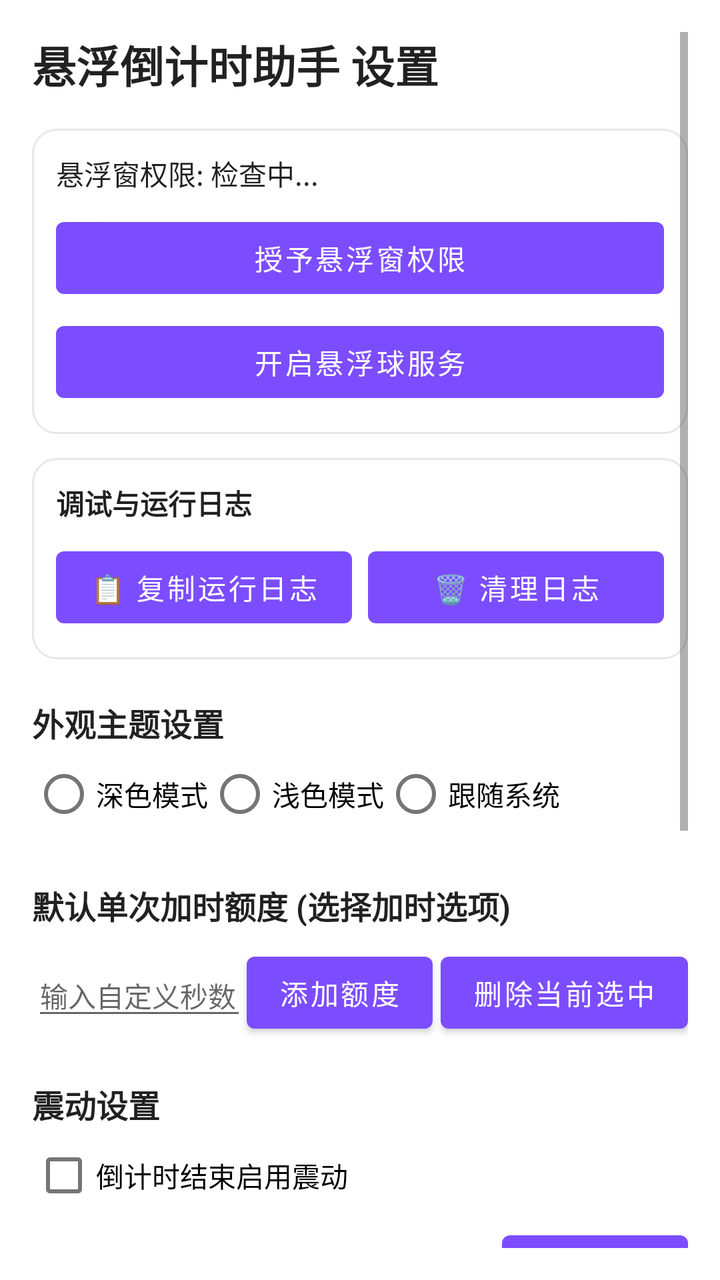
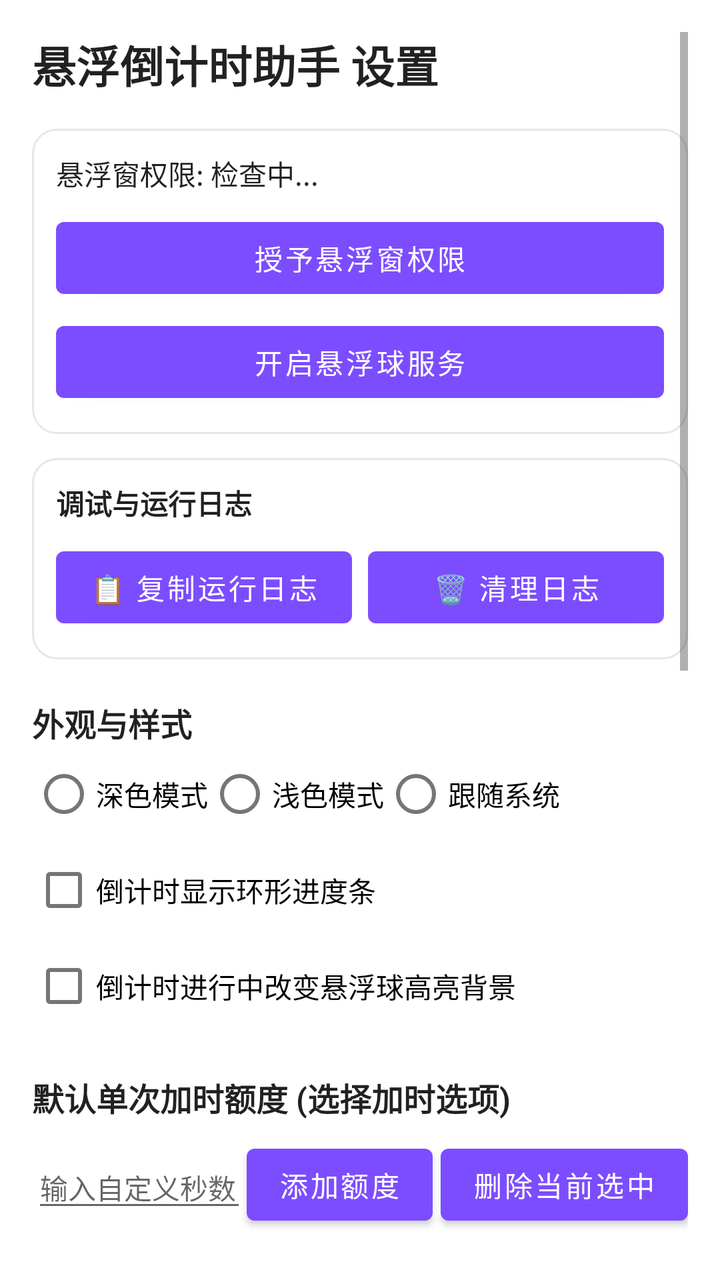

Before-and-after screenshots of an Android layout around one commit, followed by the original layout XML and the change that was made.
<!-- AndroidManifest.xml: application theme Theme.FloatingTimer -->
<!-- res/layout/activity_main.xml -->
<?xml version="1.0" encoding="utf-8"?>
<ScrollView xmlns:android="http://schemas.android.com/apk/res/android"
    android:layout_width="match_parent"
    android:layout_height="match_parent"
    android:padding="16dp">

    <LinearLayout
        android:layout_width="match_parent"
        android:layout_height="wrap_content"
        android:orientation="vertical">

        <TextView
            android:layout_width="wrap_content"
            android:layout_height="wrap_content"
            android:text="悬浮倒计时助手 设置"
            android:textColor="?android:attr/textColorPrimary"
            android:textSize="22sp"
            android:textStyle="bold" />

        
        <LinearLayout
            android:layout_width="match_parent"
            android:layout_height="wrap_content"
            android:layout_marginTop="16dp"
            android:background="@drawable/bg_card"
            android:orientation="vertical"
            android:padding="12dp">

            <TextView
                android:id="@+id/tv_perm_status"
                android:layout_width="wrap_content"
                android:layout_height="wrap_content"
                android:text="悬浮窗权限: 检查中..."
                android:textColor="?android:attr/textColorPrimary"
                android:textSize="14sp" />

            <Button
                android:id="@+id/btn_request_perm"
                android:layout_width="match_parent"
                android:layout_height="wrap_content"
                android:layout_marginTop="8dp"
                android:text="授予悬浮窗权限" />

            <Button
                android:id="@+id/btn_toggle_service"
                android:layout_width="match_parent"
                android:layout_height="wrap_content"
                android:layout_marginTop="4dp"
                android:text="开启悬浮球服务" />
        </LinearLayout>

        
        <LinearLayout
            android:layout_width="match_parent"
            android:layout_height="wrap_content"
            android:layout_marginTop="12dp"
            android:background="@drawable/bg_card"
            android:orientation="vertical"
            android:padding="12dp">

            <TextView
                android:layout_width="wrap_content"
                android:layout_height="wrap_content"
                android:text="调试与运行日志"
                android:textColor="?android:attr/textColorPrimary"
                android:textSize="14sp"
                android:textStyle="bold" />

            <LinearLayout
                android:layout_width="match_parent"
                android:layout_height="wrap_content"
                android:layout_marginTop="8dp"
                android:orientation="horizontal">

                <Button
                    android:id="@+id/btn_copy_logs"
                    android:layout_width="0dp"
                    android:layout_height="wrap_content"
                    android:layout_weight="1"
                    android:text="📋 复制运行日志" />

                <Button
                    android:id="@+id/btn_clear_logs"
                    android:layout_width="0dp"
                    android:layout_height="wrap_content"
                    android:layout_marginStart="8dp"
                    android:layout_weight="1"
                    android:text="🗑️ 清理日志" />
            </LinearLayout>
        </LinearLayout>

        
        <TextView
            android:layout_width="wrap_content"
            android:layout_height="wrap_content"
            android:layout_marginTop="20dp"
            android:text="外观主题设置"
            android:textColor="?android:attr/textColorPrimary"
            android:textSize="16sp"
            android:textStyle="bold" />

        <RadioGroup
            android:id="@+id/rg_theme"
            android:layout_width="match_parent"
            android:layout_height="wrap_content"
            android:orientation="horizontal">

            <RadioButton
                android:id="@+id/rb_theme_dark"
                android:layout_width="wrap_content"
                android:layout_height="wrap_content"
                android:text="深色模式" />

            <RadioButton
                android:id="@+id/rb_theme_light"
                android:layout_width="wrap_content"
                android:layout_height="wrap_content"
                android:text="浅色模式" />

            <RadioButton
                android:id="@+id/rb_theme_system"
                android:layout_width="wrap_content"
                android:layout_height="wrap_content"
                android:text="跟随系统" />
        </RadioGroup>

        
        <TextView
            android:layout_width="wrap_content"
            android:layout_height="wrap_content"
            android:layout_marginTop="20dp"
            android:text="默认单次加时额度 (选择加时选项)"
            android:textColor="?android:attr/textColorPrimary"
            android:textSize="16sp"
            android:textStyle="bold" />

        <HorizontalScrollView
            android:layout_width="match_parent"
            android:layout_height="wrap_content"
            android:scrollbars="none">

            <RadioGroup
                android:id="@+id/rg_step"
                android:layout_width="wrap_content"
                android:layout_height="wrap_content"
                android:orientation="horizontal" />
        </HorizontalScrollView>

        
        <LinearLayout
            android:layout_width="match_parent"
            android:layout_height="wrap_content"
            android:layout_marginTop="8dp"
            android:gravity="center_vertical"
            android:orientation="horizontal">

            <EditText
                android:id="@+id/et_custom_step"
                android:layout_width="0dp"
                android:layout_height="wrap_content"
                android:layout_weight="1"
                android:hint="输入自定义秒数 (如 45)"
                android:inputType="number"
                android:textSize="14sp" />

            <Button
                android:id="@+id/btn_add_step"
                android:layout_width="wrap_content"
                android:layout_height="wrap_content"
                android:text="添加额度" />

            <Button
                android:id="@+id/btn_delete_step"
                android:layout_width="wrap_content"
                android:layout_height="wrap_content"
                android:layout_marginStart="4dp"
                android:text="删除当前选中" />
        </LinearLayout>

        
        <TextView
            android:layout_width="wrap_content"
            android:layout_height="wrap_content"
            android:layout_marginTop="20dp"
            android:text="震动设置"
            android:textColor="?android:attr/textColorPrimary"
            android:textSize="16sp"
            android:textStyle="bold" />

        <CheckBox
            android:id="@+id/cb_vibrate"
            android:layout_width="wrap_content"
            android:layout_height="wrap_content"
            android:text="倒计时结束启用震动" />

        <LinearLayout
            android:layout_width="match_parent"
            android:layout_height="wrap_content"
            android:gravity="center_vertical"
            android:orientation="horizontal">

            <TextView
                android:id="@+id/tv_vibrate_duration"
                android:layout_width="0dp"
                android:layout_height="wrap_content"
                android:layout_weight="1"
                android:text="震动时长: 1.0 秒"
                android:textColor="?android:attr/textColorPrimary" />

            <Button
                android:id="@+id/btn_test_vibrate"
                android:layout_width="wrap_content"
                android:layout_height="wrap_content"
                android:text="测试震动" />
        </LinearLayout>

        <SeekBar
            android:id="@+id/sb_vibrate_duration"
            android:layout_width="match_parent"
            android:layout_height="wrap_content"
            android:max="3000"
            android:progress="1000" />

        
        <TextView
            android:layout_width="wrap_content"
            android:layout_height="wrap_content"
            android:layout_marginTop="20dp"
            android:text="响铃 (Beep蜂鸣) 设置"
            android:textColor="?android:attr/textColorPrimary"
            android:textSize="16sp"
            android:textStyle="bold" />

        <CheckBox
            android:id="@+id/cb_ringtone"
            android:layout_width="wrap_content"
            android:layout_height="wrap_content"
            android:text="倒计时结束启用响铃" />

        <RadioGroup
            android:id="@+id/rg_beep_duration"
            android:layout_width="match_parent"
            android:layout_height="wrap_content"
            android:orientation="horizontal">

            <RadioButton
                android:id="@+id/rb_beep_05s"
                android:layout_width="wrap_content"
                android:layout_height="wrap_content"
                android:text="0.5秒蜂鸣" />

            <RadioButton
                android:id="@+id/rb_beep_1s"
                android:layout_width="wrap_content"
                android:layout_height="wrap_content"
                android:text="1.0秒蜂鸣" />
        </RadioGroup>

        <LinearLayout
            android:layout_width="match_parent"
            android:layout_height="wrap_content"
            android:gravity="center_vertical"
            android:orientation="horizontal">

            <TextView
                android:id="@+id/tv_beep_volume"
                android:layout_width="0dp"
                android:layout_height="wrap_content"
                android:layout_weight="1"
                android:text="蜂鸣音量: 80%"
                android:textColor="?android:attr/textColorPrimary" />

            <Button
                android:id="@+id/btn_test_beep"
                android:layout_width="wrap_content"
                android:layout_height="wrap_content"
                android:text="测试响铃" />
        </LinearLayout>

        <SeekBar
            android:id="@+id/sb_beep_volume"
            android:layout_width="match_parent"
            android:layout_height="wrap_content"
            android:max="100"
            android:progress="80" />

        
        <TextView
            android:layout_width="wrap_content"
            android:layout_height="wrap_content"
            android:layout_marginTop="20dp"
            android:text="其他选项"
            android:textColor="?android:attr/textColorPrimary"
            android:textSize="16sp"
            android:textStyle="bold" />

        <CheckBox
            android:id="@+id/cb_allow_notif_stop"
            android:layout_width="wrap_content"
            android:layout_height="wrap_content"
            android:text="允许点击通知栏停止提醒" />

    </LinearLayout>
</ScrollView>
<!-- resources referenced by this layout -->
<resources>
  <!-- drawable bg_card (drawable) -->
  <?xml version="1.0" encoding="utf-8"?>
  <shape xmlns:android="http://schemas.android.com/apk/res/android"
      android:shape="rectangle">
      <corners android:radius="12dp" />
      <solid android:color="?attr/colorSurface" />
      <stroke android:width="1dp" android:color="#33888888" />
  </shape>
  <style name="Theme.FloatingTimer" parent="Theme.MaterialComponents.DayNight.DarkActionBar">
          <item name="colorPrimary">#7C4DFF</item>
          <item name="colorPrimaryVariant">#651FFF</item>
          <item name="colorOnPrimary">#FFFFFF</item>
          <item name="colorSecondary">#03DAC6</item>
      </style>
</resources>

<!-- the commit's change to res/layout/activity_main.xml (unified diff, before → after) -->
@@ -94,7 +94,7 @@
             android:layout_width="wrap_content"
             android:layout_height="wrap_content"
             android:layout_marginTop="20dp"
-            android:text="外观主题设置"
+            android:text="外观与样式"
             android:textColor="?android:attr/textColorPrimary"
             android:textSize="16sp"
             android:textStyle="bold" />
@@ -123,6 +123,18 @@
                 android:layout_height="wrap_content"
                 android:text="跟随系统" />
         </RadioGroup>
+
+        <CheckBox
+            android:id="@+id/cb_show_ring"
+            android:layout_width="wrap_content"
+            android:layout_height="wrap_content"
+            android:text="倒计时显示环形进度条" />
+
+        <CheckBox
+            android:id="@+id/cb_change_color"
+            android:layout_width="wrap_content"
+            android:layout_height="wrap_content"
+            android:text="倒计时进行中改变悬浮球高亮背景" />
 
         
         <TextView
@@ -182,7 +194,29 @@
             android:layout_width="wrap_content"
             android:layout_height="wrap_content"
             android:layout_marginTop="20dp"
-            android:text="震动设置"
+            android:text="视觉提醒与动画 (Shake / Flash)"
+            android:textColor="?android:attr/textColorPrimary"
+            android:textSize="16sp"
+            android:textStyle="bold" />
+
+        <CheckBox
+            android:id="@+id/cb_shake"
+            android:layout_width="wrap_content"
+            android:layout_height="wrap_content"
+            android:text="倒计时结束触发悬浮球抖动 (Shake)" />
+
+        <CheckBox
+            android:id="@+id/cb_flash"
+            android:layout_width="wrap_content"
+            android:layout_height="wrap_content"
+            android:text="倒计时结束触发悬浮球闪烁 (Flash)" />
+
+        
+        <TextView
+            android:layout_width="wrap_content"
+            android:layout_height="wrap_content"
+            android:layout_marginTop="20dp"
+            android:text="震动提醒设置"
             android:textColor="?android:attr/textColorPrimary"
             android:textSize="16sp"
             android:textStyle="bold" />
@@ -193,26 +227,12 @@
             android:layout_height="wrap_content"
             android:text="倒计时结束启用震动" />
 
-        <LinearLayout
-            android:layout_width="match_parent"
-            android:layout_height="wrap_content"
-            android:gravity="center_vertical"
-            android:orientation="horizontal">
-
-            <TextView
-                android:id="@+id/tv_vibrate_duration"
-                android:layout_width="0dp"
-                android:layout_height="wrap_content"
-                android:layout_weight="1"
-                android:text="震动时长: 1.0 秒"
-                android:textColor="?android:attr/textColorPrimary" />
-
-            <Button
-                android:id="@+id/btn_test_vibrate"
-                android:layout_width="wrap_content"
-                android:layout_height="wrap_content"
-                android:text="测试震动" />
-        </LinearLayout>
+        <TextView
+            android:id="@+id/tv_vibrate_duration"
+            android:layout_width="wrap_content"
+            android:layout_height="wrap_content"
+            android:text="震动时长: 1.0 秒"
+            android:textColor="?android:attr/textColorPrimary" />
 
         <SeekBar
             android:id="@+id/sb_vibrate_duration"
@@ -256,26 +276,12 @@
                 android:text="1.0秒蜂鸣" />
         </RadioGroup>
 
-        <LinearLayout
-            android:layout_width="match_parent"
-            android:layout_height="wrap_content"
-            android:gravity="center_vertical"
-            android:orientation="horizontal">
-
-            <TextView
-                android:id="@+id/tv_beep_volume"
-                android:layout_width="0dp"
-                android:layout_height="wrap_content"
-                android:layout_weight="1"
-                android:text="蜂鸣音量: 80%"
-                android:textColor="?android:attr/textColorPrimary" />
-
-            <Button
-                android:id="@+id/btn_test_beep"
-                android:layout_width="wrap_content"
-                android:layout_height="wrap_content"
-                android:text="测试响铃" />
-        </LinearLayout>
+        <TextView
+            android:id="@+id/tv_beep_volume"
+            android:layout_width="wrap_content"
+            android:layout_height="wrap_content"
+            android:text="蜂鸣音量: 80%"
+            android:textColor="?android:attr/textColorPrimary" />
 
         <SeekBar
             android:id="@+id/sb_beep_volume"
@@ -285,6 +291,16 @@
             android:progress="80" />
 
         
+        <Button
+            android:id="@+id/btn_test_all"
+            android:layout_width="match_parent"
+            android:layout_height="wrap_content"
+            android:layout_marginTop="16dp"
+            android:backgroundTint="#E91E63"
+            android:text="⚡ 测试倒计时结束提醒与动画 (预览)"
+            android:textColor="#FFFFFF" />
+
+        
         <TextView
             android:layout_width="wrap_content"
             android:layout_height="wrap_content"
